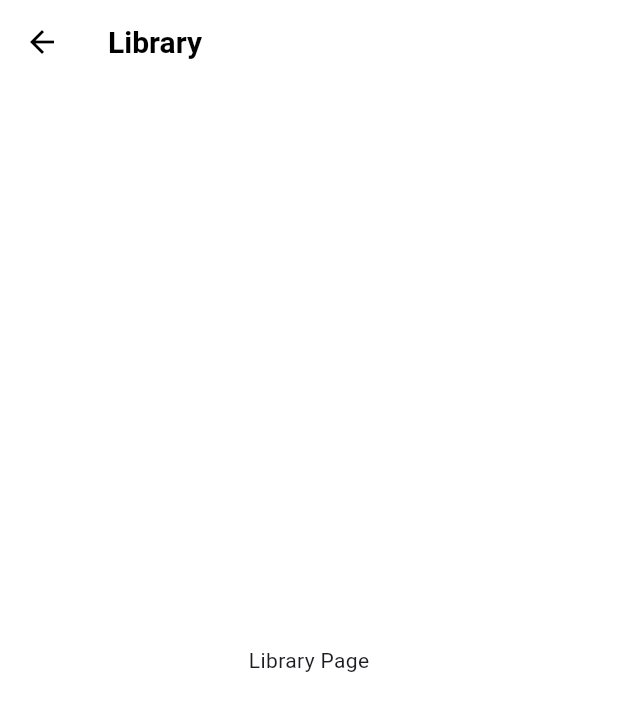
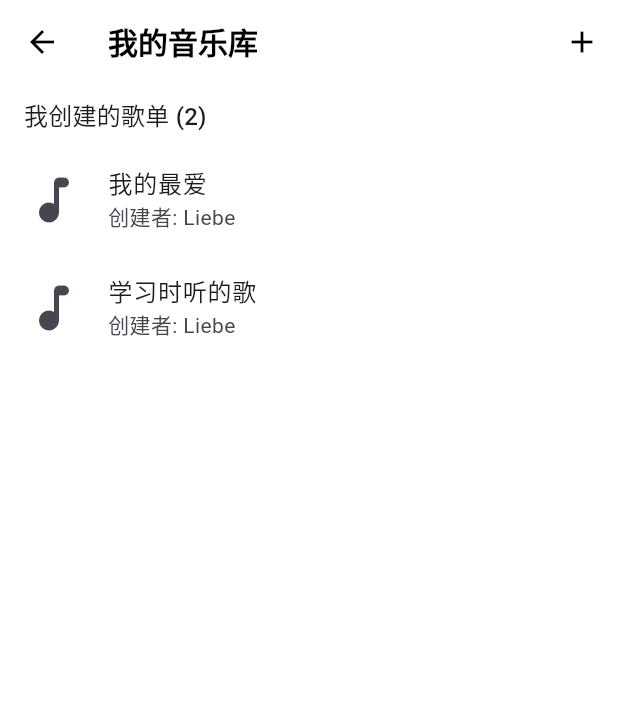
Before and after one commit to njuliebe/music-app, a Flutter app: the LibraryPage screen opened directly, on a phone screen of 412 x 824 dp. Shown: the top 711 px of the screen. Run offline on Flutter 3.47's test engine with Material 3 defaults, Android fonts, the phone set to English and light mode, and no system bars; our stand-ins replace dio, flutter_riverpod, freezed_annotation, just_audio, scrollable_positioned_list, sqflite and 1 more; accounts and stored records are empty.

Commit message:
update playlist

```diff
--- /dev/null
+++ b/lib/src/data/models/playlist.dart
@@ -0,0 +1,41 @@
+enum PlaylistType { created, collected }
+
+class Playlist {
+  final int? id;
+  final String name;
+  final String? description;
+  final String? coverUrl;
+  final String? creator;
+  final PlaylistType type;
+
+  Playlist({
+    this.id,
+    required this.name,
+    this.description,
+    this.coverUrl,
+    this.creator,
+    required this.type,
+  });
+
+  factory Playlist.fromMap(Map<String, dynamic> map) {
+    return Playlist(
+      id: map['id'],
+      name: map['name'],
+      description: map['description'],
+      coverUrl: map['coverUrl'],
+      creator: map['creator'],
+      type: PlaylistType.values.firstWhere((e) => e.name == map['type']),
+    );
+  }
+
+  Map<String, dynamic> toMap() {
+    return {
+      'id': id,
+      'name': name,
+      'description': description,
+      'coverUrl': coverUrl,
+      'creator': creator,
+      'type': type.name,
+    };
+  }
+}
--- a/lib/src/data/providers.dart
+++ b/lib/src/data/providers.dart
@@ -1,7 +1,11 @@
 import 'package:dio/dio.dart';
 import 'package:flutter_riverpod/flutter_riverpod.dart';
+
+import 'package:music_app/src/data/models/playlist.dart';
 import 'package:music_app/src/data/repositories/music_repository.dart';
+import 'package:music_app/src/data/repositories/playlist_repository.dart';
 import 'package:music_app/src/data/sources/api_service.dart';
+import 'package:sqflite/sqflite.dart';
 
 /// A provider that creates an instance of [Dio].
 final dioProvider = Provider<Dio>((ref) => Dio());
--- a/lib/src/features/library/presentation/library_page.dart
+++ /dev/null
@@ -1,13 +0,0 @@
-import 'package:flutter/material.dart';
-
-class LibraryPage extends StatelessWidget {
-  const LibraryPage({super.key});
-
-  @override
-  Widget build(BuildContext context) {
-    return Scaffold(
-      appBar: AppBar(title: const Text('Library')),
-      body: const Center(child: Text('Library Page')),
-    );
-  }
-}
--- /dev/null
+++ b/lib/src/features/library/presentation/pages/library_page.dart
@@ -0,0 +1,74 @@
+import 'package:flutter/material.dart';
+import 'package:flutter_riverpod/flutter_riverpod.dart';
+import 'package:music_app/src/data/models/playlist.dart';
+import 'package:music_app/src/data/providers.dart';
+import 'package:music_app/src/features/library/presentation/widgets/playlist_list_item.dart';
+import 'package:music_app/main.dart'; // 引入 main.dart 以使用 providers
+
+class LibraryPage extends ConsumerWidget {
+  const LibraryPage({super.key});
+
+  @override
+  Widget build(BuildContext context, WidgetRef ref) {
+    // 使用 Riverpod 的 provider 来获取数据流
+    final playlistsAsyncValue = ref.watch(playlistsFutureProvider);
+
+    return Scaffold(
+      appBar: AppBar(
+        title: const Text('我的音乐库'),
+        actions: [
+          IconButton(
+            icon: const Icon(Icons.add),
+            onPressed: () {
+              // TODO: 实现创建歌单功能
+            },
+          ),
+        ],
+      ),
+      body: playlistsAsyncValue.when(
+        data: (playlists) {
+          if (playlists.isEmpty) {
+            return const Center(child: Text('没有找到任何歌单'));
+          }
+
+          final createdPlaylists =
+              playlists.where((p) => p.type == PlaylistType.created).toList();
+          final collectedPlaylists =
+              playlists.where((p) => p.type == PlaylistType.collected).toList();
+
+          return ListView(
+            children: [
+              if (createdPlaylists.isNotEmpty)
+                _buildSectionHeader(
+                  context,
+                  '我创建的歌单 (${createdPlaylists.length})',
+                ),
+              ...createdPlaylists.map(
+                (playlist) => PlaylistListItem(playlist: playlist),
+              ),
+              if (collectedPlaylists.isNotEmpty) ...[
+                const Divider(),
+                _buildSectionHeader(
+                  context,
+                  '我收藏的歌单 (${collectedPlaylists.length})',
+                ),
+                ...collectedPlaylists.map(
+                  (playlist) => PlaylistListItem(playlist: playlist),
+                ),
+              ],
+            ],
+          );
+        },
+        loading: () => const Center(child: CircularProgressIndicator()),
+        error: (error, stack) => Center(child: Text('发生错误: $error')),
+      ),
+    );
+  }
+
+  Widget _buildSectionHeader(BuildContext context, String title) {
+    return Padding(
+      padding: const EdgeInsets.symmetric(horizontal: 16.0, vertical: 8.0),
+      child: Text(title, style: Theme.of(context).textTheme.titleMedium),
+    );
+  }
+}
--- /dev/null
+++ b/lib/src/features/library/presentation/widgets/playlist_list_item.dart
@@ -0,0 +1,20 @@
+import 'package:flutter/material.dart';
+import 'package:music_app/src/data/models/playlist.dart';
+
+class PlaylistListItem extends StatelessWidget {
+  const PlaylistListItem({super.key, required this.playlist});
+
+  final Playlist playlist;
+
+  @override
+  Widget build(BuildContext context) {
+    return ListTile(
+      leading: const Icon(Icons.music_note_rounded, size: 40), // 临时用图标代替封面
+      title: Text(playlist.name ?? '未知歌单'),
+      subtitle: Text(
+        '${playlist.type == PlaylistType.created ? "创建者" : "收藏者"}: ${playlist.creator ?? '未知'}',
+      ),
+      onTap: () {},
+    );
+  }
+}
--- a/lib/src/shared/shell/main_scaffold.dart
+++ b/lib/src/shared/shell/main_scaffold.dart
@@ -1,7 +1,7 @@
 import 'package:flutter/material.dart';
 import 'package:flutter_riverpod/flutter_riverpod.dart';
 import 'package:music_app/src/features/home/presentation/home_page.dart';
-import 'package:music_app/src/features/library/presentation/library_page.dart';
+import 'package:music_app/src/features/library/presentation/pages/library_page.dart';
 import 'package:music_app/src/features/lyrics/presentation/lyric_search_screen.dart';
 import 'package:music_app/src/features/search/presentation/search_page.dart';
 
@@ -10,12 +10,7 @@ final pageIndexProvider = StateProvider<int>((ref) => 0);
 class MainScaffold extends ConsumerWidget {
   const MainScaffold({super.key});
 
-  final _pages = const [
-    HomePage(),
-    SearchPage(),
-    LyricSearchScreen(),
-    LibraryPage(),
-  ];
+  final _pages = const [HomePage(), SearchPage(), LibraryPage()];
 
   @override
   Widget build(BuildContext context, WidgetRef ref) {
@@ -38,9 +33,9 @@ class MainScaffold extends ConsumerWidget {
             label: 'Search',
           ),
           BottomNavigationBarItem(
-            icon: Icon(Icons.library_music_outlined),
-            activeIcon: Icon(Icons.library_music),
-            label: 'Library',
+            icon: Icon(Icons.my_library_music_outlined),
+            activeIcon: Icon(Icons.my_library_music),
+            label: 'My Library',
           ),
         ],
       ),
--- a/lib/src/shared/theme/app_theme.dart
+++ b/lib/src/shared/theme/app_theme.dart
@@ -13,7 +13,16 @@ class AppTheme {
       backgroundColor: Colors.white,
       elevation: 0,
       iconTheme: IconThemeData(color: Colors.black),
-      titleTextStyle: TextStyle(color: Colors.black, fontSize: 20, fontWeight: FontWeight.bold),
+      titleTextStyle: TextStyle(
+        color: Colors.black,
+        fontSize: 20,
+        fontWeight: FontWeight.bold,
+      ),
+    ),
+    bottomNavigationBarTheme: const BottomNavigationBarThemeData(
+      backgroundColor: Color(0xFF121212), // Consistent with other surfaces
+      selectedItemColor: Colors.black,
+      unselectedItemColor: Colors.grey,
     ),
   );
 
@@ -24,12 +33,18 @@ class AppTheme {
       seedColor: Colors.deepPurple,
       brightness: Brightness.dark,
     ),
-    scaffoldBackgroundColor: const Color(0xFF121212), // A more visually appealing dark color
+    scaffoldBackgroundColor: const Color(
+      0xFF121212,
+    ), // A more visually appealing dark color
     appBarTheme: const AppBarTheme(
       backgroundColor: Color(0xFF121212), // Consistent with scaffold background
       elevation: 0,
       iconTheme: IconThemeData(color: Colors.white),
-      titleTextStyle: TextStyle(color: Colors.white, fontSize: 20, fontWeight: FontWeight.bold),
+      titleTextStyle: TextStyle(
+        color: Colors.white,
+        fontSize: 20,
+        fontWeight: FontWeight.bold,
+      ),
     ),
     bottomNavigationBarTheme: const BottomNavigationBarThemeData(
       backgroundColor: Color(0xFF121212), // Consistent with other surfaces
```
Also changed, not shown: lib/main.dart (+77 -2 lines), lib/src/data/models/playlist_song.dart (added, +16 -0 lines), lib/src/data/repositories/playlist_repository.dart (added, +59 -0 lines), pubspec.yaml (+5 -5 lines), lib/src/data/models/playlist_song.freezed.dart (added), lib/src/data/models/playlist_song.g.dart (added), pubspec.lock, 6 other files.
